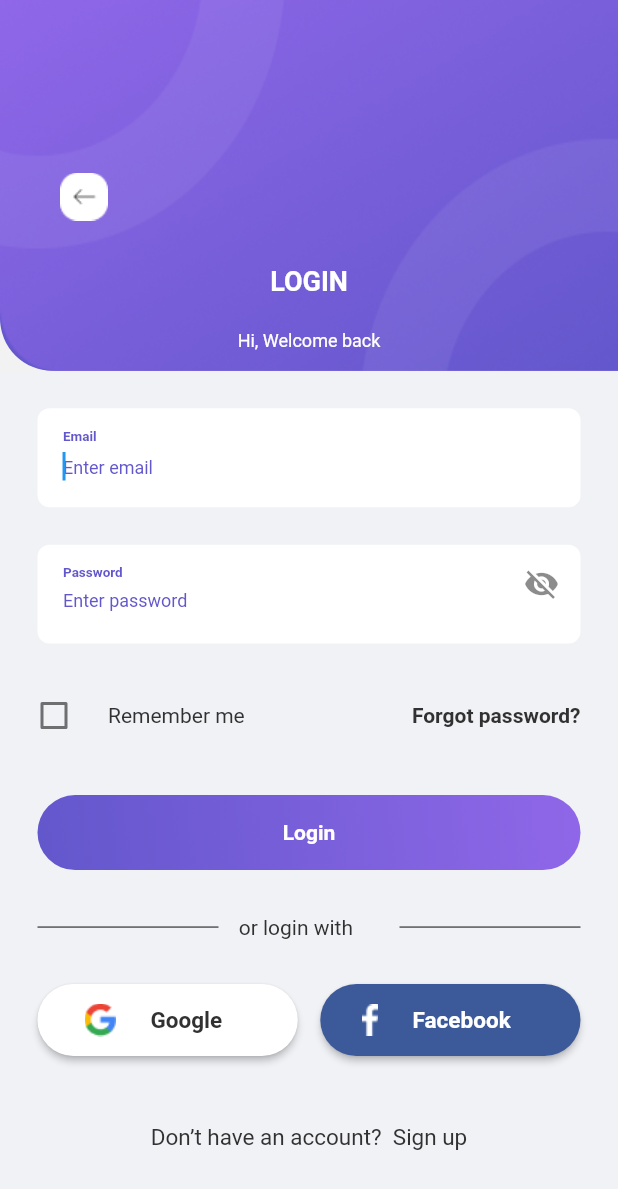
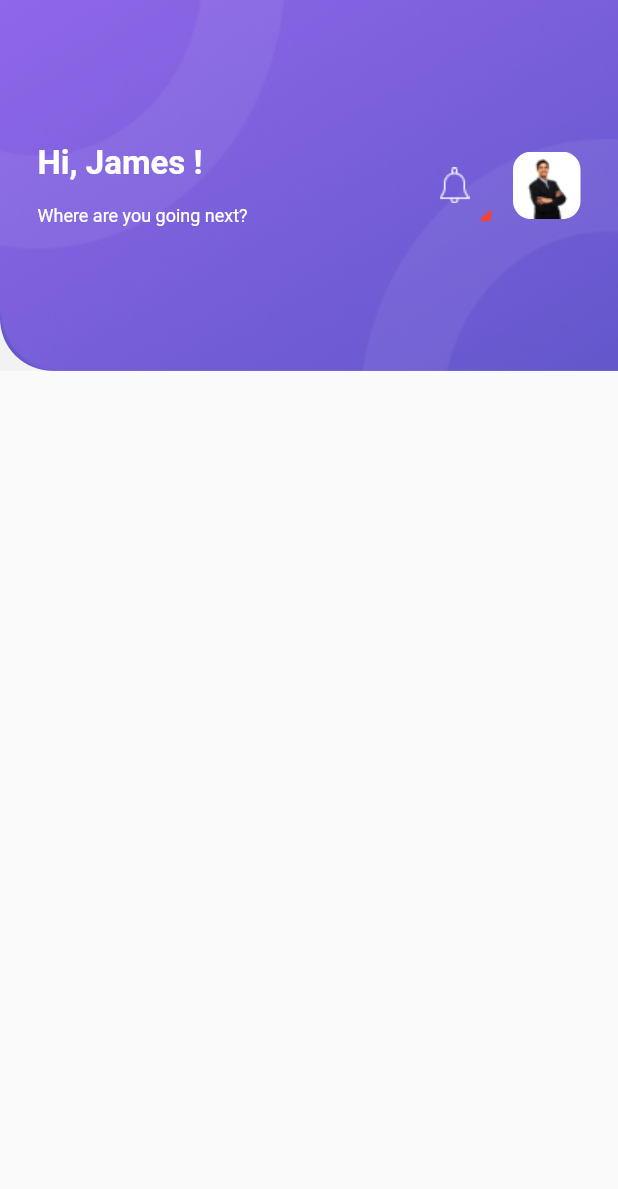
Before and after one commit to linhvqdev16/travel_app, a Flutter app: the SignInScreen screen opened directly, after a tap on "Login", on a phone screen of 412 x 824 dp. Shown: the top 1189 px of the screen. Run offline on Flutter 3.47's test engine with Material 2 defaults, Android fonts, the phone set to English and light mode, and no system bars; missing offline and left inert: onboarding.

Commit message:
update home page

```diff
--- a/lib/constants/font_sizes.dart
+++ b/lib/constants/font_sizes.dart
@@ -18,4 +18,6 @@ class FontSizes{
 
   static const double s18 = 18;
 
+  static const double s22 = 22;
+
 }
--- a/lib/constants/icons.dart
+++ b/lib/constants/icons.dart
@@ -8,4 +8,5 @@ class IconCustom{
 
   static const String iconFacebook = "assets/icons/icon_facebook.png";
 
+  static const String iconNotification = "assets/icons/icon_notification.png";
 }
--- a/lib/constants/images.dart
+++ b/lib/constants/images.dart
@@ -12,4 +12,6 @@ class ImagesCustom{
 
   static const String ovalImageHeader = "assets/images/launch_images/oval_image_header.png";
 
+  static const String portraitImageHeader = "assets/images/components/portrait.png";
+
 }
--- a/lib/constants/radius.dart
+++ b/lib/constants/radius.dart
@@ -7,4 +7,6 @@ class RadiusCustom{
   static const double radiusHeader = 35;
 
   static const double radiusInputFormField = 8;
+
+  static const double radiusImagePortrait = 12;
 }
--- a/lib/presentation/controllers/sign_in/sign_in.dart
+++ b/lib/presentation/controllers/authenticate/sign_in/sign_in.dart
@@ -1,8 +1,10 @@
+import 'package:base_flutter_app/application/services/navigator_service/navigator_service.dart';
 import 'package:base_flutter_app/constants/colors.dart';
 import 'package:base_flutter_app/constants/font_sizes.dart';
 import 'package:base_flutter_app/constants/icons.dart';
-import 'package:base_flutter_app/presentation/controllers/forget_password/forget_password.dart';
-import 'package:base_flutter_app/presentation/controllers/sign_up/sign_up.dart';
+import 'package:base_flutter_app/presentation/controllers/authenticate/forget_password/forget_password.dart';
+import 'package:base_flutter_app/presentation/controllers/authenticate/sign_up/sign_up.dart';
+import 'package:base_flutter_app/presentation/controllers/home_page/home_page.dart';
 import 'package:base_flutter_app/presentation/widgets/app_bar_widgets/appbar_widgets.dart';
 import 'package:base_flutter_app/presentation/widgets/buttons/checkbox_button_widget.dart';
 import 'package:base_flutter_app/presentation/widgets/buttons/evaluate_button_widget.dart';
@@ -10,7 +12,6 @@ import 'package:base_flutter_app/presentation/widgets/buttons/flat_button_widget
 import 'package:base_flutter_app/presentation/widgets/buttons/text_button_icon_widget.dart';
 import 'package:base_flutter_app/presentation/widgets/text_field_widgets/password_form_field.dart';
 import 'package:base_flutter_app/presentation/widgets/text_field_widgets/text_form_field.dart';
-import 'package:flutter/cupertino.dart';
 import 'package:flutter/gestures.dart';
 import 'package:flutter/material.dart';
 
@@ -82,9 +83,7 @@ class _SignInScreen extends State<SignInScreen>{
                     padding: const EdgeInsets.fromLTRB(25, 25 , 0 , 20),
                     child: EvaluateButtonWidget(
                       buttonLabel: "Login",
-                      buttonHandle: (){
-                        print("HIHI");
-                      },
+                      buttonHandle: () => handlerButtonSignIn(context),
                     )))
               ],
             ),
@@ -94,16 +93,16 @@ class _SignInScreen extends State<SignInScreen>{
               child: Row(
                 mainAxisAlignment: MainAxisAlignment.spaceBetween,
                 children: [
-                  Expanded(
+                  const Expanded(
                       flex: 1,
                       child: Divider(height: 1, thickness: 0.8, color: ColorCustom.mineShaft,)),
                   Expanded(
                     flex: 1,
                     child: Container(
-                        margin: EdgeInsets.only(left: 10, right: 10),
-                        child: Text(" or login with ", style: const TextStyle(fontSize: FontSizes.s14, fontWeight: FontWeight.normal, color: ColorCustom.mineShaft))),
+                        margin: const EdgeInsets.only(left: 10, right: 10),
+                        child: const Text(" or login with ", style: TextStyle(fontSize: FontSizes.s14, fontWeight: FontWeight.normal, color: ColorCustom.mineShaft))),
                   ),
-                  Expanded(
+                  const Expanded(
                       flex: 1,
                       child: Divider(height: 1, thickness: 0.8, color: ColorCustom.mineShaft,))
                 ],
@@ -166,11 +165,15 @@ class _SignInScreen extends State<SignInScreen>{
   }
 
   void handlerButtonSignUp(BuildContext context){
-    Navigator.of(context).push(MaterialPageRoute(builder: (context) => SignUpScreen()));
+    Navigator.of(context).push(MaterialPageRoute(builder: (context) => const SignUpScreen()));
   }
 
   void handlerButtonForgetPassword(BuildContext context){
     Navigator.of(context).push(MaterialPageRoute(builder: (context) => ForgetPasswordScreen()));
   }
 
+  void handlerButtonSignIn(BuildContext context){
+    Navigator.of(context).push(MaterialPageRoute(builder: (context) => const HomePageScreen()));
+  }
+
 }
--- /dev/null
+++ b/lib/presentation/controllers/home_page/home_page.dart
@@ -0,0 +1,42 @@
+import 'package:base_flutter_app/presentation/widgets/app_bar_widgets/home_page_appbar.dart';
+import 'package:base_flutter_app/presentation/widgets/common/layout_screen.dart';
+import 'package:base_flutter_app/presentation/widgets/text_field_widgets/text_form_field.dart';
+import 'package:flutter/material.dart';
+
+class HomePageScreen extends StatefulWidget{
+
+  const HomePageScreen({Key? key}) : super(key: key);
+
+  @override
+  _HomePageScreen createState() => _HomePageScreen();
+}
+
+class _HomePageScreen extends State<HomePageScreen>{
+  @override
+  Widget build(BuildContext context) {
+   var height = MediaQuery.of(context).size.height;
+   return SafeArea(
+       bottom: true,
+       child: Scaffold(
+         appBar: PreferredSize(
+           preferredSize: const Size.fromHeight(0),
+             child: Container(),
+         ),
+         body: Stack(
+           children: [
+
+             SizedBox(
+               height: height * 0.3,
+               child: HomePageAppBarWidget(
+                 labelAppBar: "Hi, James !",
+                 contentAppBar: "Where are you going next?",
+               ),
+             ),
+
+           ],
+         )
+         ),
+       );
+  }
+
+}
--- /dev/null
+++ b/lib/presentation/widgets/app_bar_widgets/home_page_appbar.dart
@@ -0,0 +1,140 @@
+import 'package:base_flutter_app/constants/colors.dart';
+import 'package:base_flutter_app/constants/font_sizes.dart';
+import 'package:base_flutter_app/constants/icons.dart';
+import 'package:base_flutter_app/constants/images.dart';
+import 'package:base_flutter_app/constants/radius.dart';
+import 'package:flutter/material.dart';
+
+class HomePageAppBarWidget extends StatefulWidget{
+
+  Function()? buttonHandle;
+
+  String? labelAppBar;
+
+  String? contentAppBar;
+
+  HomePageAppBarWidget({Key? key, this.buttonHandle, this.labelAppBar, this.contentAppBar}) : super(key: key);
+
+  @override
+  _HomePageAppBarWidget createState() => _HomePageAppBarWidget();
+}
+
+class _HomePageAppBarWidget extends State<HomePageAppBarWidget>{
+
+  @override
+  Widget build(BuildContext context) {
+    var height = MediaQuery.of(context).size.height;
+    return AppBar(
+      backgroundColor: ColorCustom.pageModelBackgroundColor,
+      elevation: 0,
+      leading: Container(),
+      flexibleSpace:  Container(
+        decoration: const BoxDecoration(
+          borderRadius: BorderRadius.only(bottomLeft: Radius.circular(RadiusCustom.radiusHeader)),
+          gradient: LinearGradient(
+              begin: Alignment.topRight,
+              end: Alignment.bottomLeft,
+              colors: [
+                ColorCustom.mediumPurple,
+                ColorCustom.indigoPurple
+              ]
+          ),
+          image: DecorationImage(image: AssetImage(ImagesCustom.ovalImageHeader), fit: BoxFit.fill),
+        ),
+        child: Row(
+          crossAxisAlignment: CrossAxisAlignment.center,
+          children: [
+
+            Expanded(
+                child: Container(
+                  margin: const EdgeInsets.only(left: 25),
+                  child: Column(
+                    mainAxisAlignment: MainAxisAlignment.center,
+                    children: [
+                      Align(
+                        alignment: Alignment.centerLeft,
+                        child: Text(widget.labelAppBar ?? "",
+                            style: const TextStyle(
+                                fontSize: FontSizes.s22,
+                                fontWeight: FontWeight.bold,
+                                color: ColorCustom.colorWhite
+                            )),
+                      ),
+                      const SizedBox(height: 15),
+                      Align(
+                        alignment: Alignment.centerLeft,
+                        child: Text(widget.contentAppBar ?? "",
+                            style: const TextStyle(
+                                fontSize: FontSizes.s12,
+                                fontWeight: FontWeight.normal,
+                                color: ColorCustom.colorWhite
+                            )),
+                      ),
+                    ],
+                  )
+                )
+            ),
+
+            Container(
+              margin: const EdgeInsets.only(right: 25),
+              child: Align(
+                alignment: Alignment.centerRight,
+                child: Row(
+                  children: [
+                    Stack(
+                      children: [
+
+                        IconButton(
+                            onPressed: (){
+
+                            },
+                            icon: Image.asset(IconCustom.iconNotification)),
+
+                        Positioned(
+                          top: 0.0,
+                          child: Container(
+                            width: 300.0,
+                            height: 300.0,
+                            decoration: const BoxDecoration(
+                              color: Colors.red,
+                              shape: BoxShape.circle
+                            ),
+                          ), //Icon
+                        ),
+
+                      ],
+                    ),
+                    const SizedBox(width: 15,),
+                    Container(
+                      height: 45,
+                      width: 45,
+                      decoration: const BoxDecoration(
+                          borderRadius: BorderRadius.all(Radius.circular(RadiusCustom.radiusImagePortrait)),
+                          image: DecorationImage(image: AssetImage(ImagesCustom.portraitImageHeader))
+                      ),
+                    )
+                  ],
+                ),
+              ),
+            )
+
+            // Padding(padding: EdgeInsets.only(bottom: 13),
+            //     child: Align(
+            //       alignment: Alignment.bottomCenter,
+            //       child: Text(widget.contentAppBar ?? "",
+            //           style: const TextStyle(
+            //               fontSize: FontSizes.s12,
+            //               fontWeight: FontWeight.normal,
+            //               color: ColorCustom.colorWhite
+            //           )),
+            //     )
+            //
+            // )
+          ],
+        ),
+      ),
+
+    );
+  }
+
+}
--- /dev/null
+++ b/lib/presentation/widgets/common/layout_screen.dart
@@ -0,0 +1,23 @@
+import 'package:flutter/cupertino.dart';
+
+class LayoutScreen extends StatefulWidget{
+
+  Widget? child;
+
+  LayoutScreen({Key? key, this.child}) : super(key: key);
+
+  @override
+  _LayoutScreen createState() => _LayoutScreen();
+}
+
+class _LayoutScreen extends State<LayoutScreen>{
+
+  @override
+  Widget build(BuildContext context) {
+    return Container(
+      margin: const EdgeInsets.symmetric(horizontal: 25),
+      child: widget.child,
+    );
+  }
+
+}
--- a/lib/presentation/widgets/onboard_widgets/onboard_model_widget.dart
+++ b/lib/presentation/widgets/onboard_widgets/onboard_model_widget.dart
@@ -1,10 +1,11 @@
 import 'package:base_flutter_app/constants/colors.dart';
 import 'package:base_flutter_app/constants/images.dart';
-import 'package:base_flutter_app/presentation/controllers/sign_in/sign_in.dart';
 import 'package:base_flutter_app/presentation/widgets/buttons/evaluate_button_widget.dart';
 import 'package:base_flutter_app/presentation/widgets/onboard_widgets/page_model_widgets.dart';
 import 'package:flutter/material.dart';
 import 'package:onboarding/onboarding.dart';
+
+import '../../controllers/authenticate/sign_in/sign_in.dart';
 
 class OnBoardModelWidget extends StatefulWidget{
 
@@ -88,7 +89,7 @@ class _OnBoardModelWidget extends State<OnBoardModelWidget>{
               child: ColoredBox(
                 color: ColorCustom.pageModelBackgroundColor,
                 child: Padding(
-                  padding: const EdgeInsets.only(top: 75, left: 25, bottom: 50),
+                  padding: const EdgeInsets.only(top: 0, left: 25, bottom: 50),
                   child: Row(
                     mainAxisAlignment: MainAxisAlignment.spaceBetween,
                     children: [
--- a/pubspec.yaml
+++ b/pubspec.yaml
@@ -87,6 +87,7 @@ flutter:
       - assets/images/onboard_images/
       - assets/icons/
       - assets/images/launch_images/
+      - assets/images/components/
 
   # An image asset can refer to one or more resolution-specific "variants", see
   # https://flutter.dev/assets-and-images/#resolution-aware.
```
Also changed, not shown: assets/icons/icon_notification.png (added), assets/images/components/portrait.png (added), lib/presentation/controllers/authenticate/forget_password/forget_password.dart (renamed from lib/presentation/controllers/forget_password/forget_password.dart), lib/presentation/controllers/authenticate/sign_up/sign_up.dart (renamed from lib/presentation/controllers/sign_up/sign_up.dart), pubspec.lock (added).
